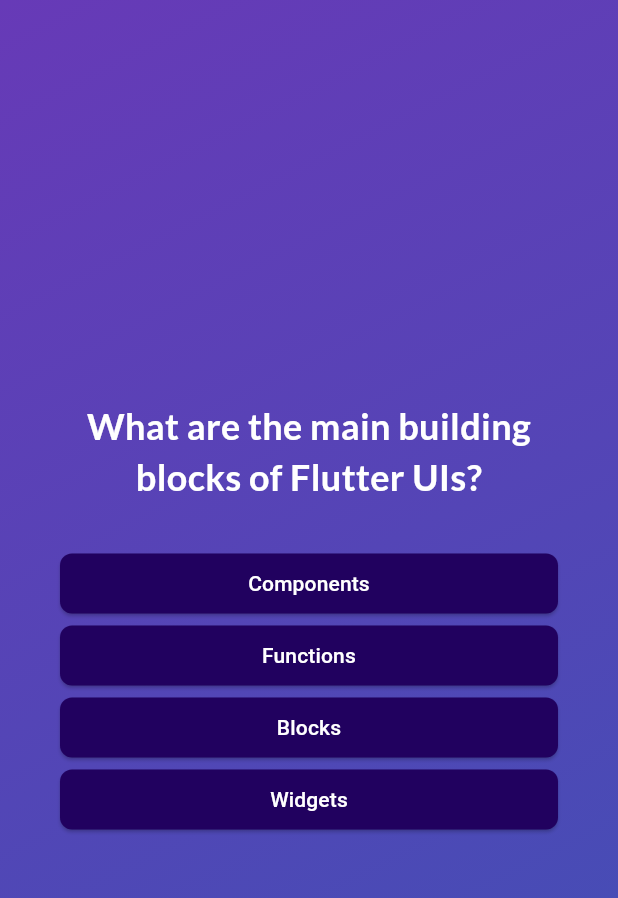
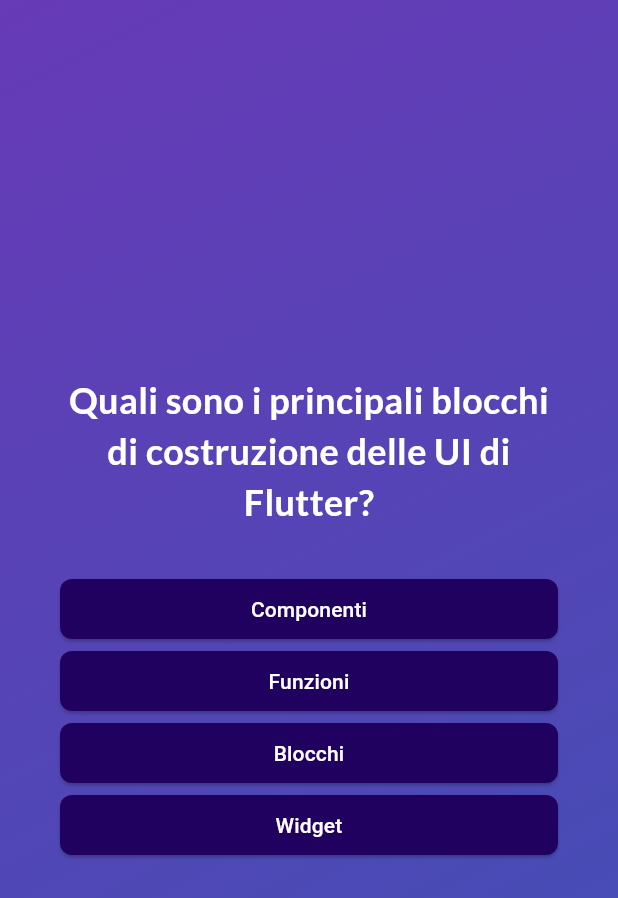
Before and after one commit to justoverclockl/flutter-quiz-app, a Flutter app: the screen it shows after launch, after a tap on "Start the quiz", on a phone screen of 412 x 824 dp. Shown: the top 898 px of the screen. Run offline on Flutter 3.47's test engine with Material 3 defaults, Android fonts, the phone set to English and light mode, and no system bars; our stand-ins replace google_fonts.

Commit message:
display total questions and correct questions

```diff
--- a/lib/data/questions.dart
+++ b/lib/data/questions.dart
@@ -2,54 +2,54 @@ import 'package:quiz_app/models/quiz_questions.dart';
 
 const questions = [
   QuizQuestion(
-    'What are the main building blocks of Flutter UIs?',
+    'Quali sono i principali blocchi di costruzione delle UI di Flutter?',
     [
-      'Widgets',
-      'Components',
-      'Blocks',
-      'Functions',
+      'Widget',
+      'Componenti',
+      'Blocchi',
+      'Funzioni',
     ],
   ),
-  QuizQuestion('How are Flutter UIs built?', [
-    'By combining widgets in code',
-    'By combining widgets in a visual editor',
-    'By defining widgets in config files',
-    'By using XCode for iOS and Android Studio for Android',
+  QuizQuestion('Come vengono costruite le UI di Flutter?', [
+    'Combinando widget nel codice',
+    'Combinando widget in un editor visuale',
+    'Definendo widget nei file di configurazione',
+    'Utilizzando XCode per iOS e Android Studio per Android',
   ]),
   QuizQuestion(
-    'What\'s the purpose of a StatefulWidget?',
+    'Qual è lo scopo di un StatefulWidget?',
     [
-      'Update UI as data changes',
-      'Update data as UI changes',
-      'Ignore data changes',
-      'Render UI that does not depend on data',
+      'Aggiornare la UI quando i dati cambiano',
+      'Aggiornare i dati quando la UI cambia',
+      'Ignorare i cambiamenti nei dati',
+      'Rendere la UI indipendente dai dati',
     ],
   ),
   QuizQuestion(
-    'Which widget should you try to use more often: StatelessWidget or StatefulWidget?',
+    'Quale widget dovresti cercare di utilizzare più spesso: StatelessWidget o StatefulWidget?',
     [
       'StatelessWidget',
       'StatefulWidget',
-      'Both are equally good',
-      'None of the above',
+      'Entrambi sono ugualmente buoni',
+      'Nessuna delle opzioni precedenti',
     ],
   ),
   QuizQuestion(
-    'What happens if you change data in a StatelessWidget?',
+    'Cosa succede se si modificano i dati in un StatelessWidget?',
     [
-      'The UI is not updated',
-      'The UI is updated',
-      'The closest StatefulWidget is updated',
-      'Any nested StatefulWidgets are updated',
+      'La UI non viene aggiornata',
+      'La UI viene aggiornata',
+      'Viene aggiornato il StatefulWidget più vicino',
+      'Vengono aggiornati gli StatefulWidget nidificati',
     ],
   ),
   QuizQuestion(
-    'How should you update data inside of StatefulWidgets?',
+    'Come dovresti aggiornare i dati all\'interno degli StatefulWidgets?',
     [
-      'By calling setState()',
-      'By calling updateData()',
-      'By calling updateUI()',
-      'By calling updateState()',
+      'Chiamando setState()',
+      'Chiamando updateData()',
+      'Chiamando updateUI()',
+      'Chiamando updateState()',
     ],
   ),
 ];
--- a/lib/questions_summary.dart
+++ b/lib/questions_summary.dart
@@ -16,7 +16,8 @@ class QuestionsSummary extends StatelessWidget {
           return Row(
             children: [
               Text(((item['question_idx'] as int) + 1).toString()),
-              Column(
+              Expanded(
+                child: Column(
                   children: [
                     Text((item['question'] as String)),
                     const SizedBox(
@@ -26,6 +27,7 @@ class QuestionsSummary extends StatelessWidget {
                     Text((item['correct_answer'] as String)),
                   ],
                 ),
+              ),
             ],
           );
         },
--- a/lib/result_screen.dart
+++ b/lib/result_screen.dart
@@ -27,6 +27,13 @@ class ResultsScreen extends StatelessWidget {
 
   @override
   Widget build(BuildContext context) {
+    // we do not call this function twice, simply store it in a variable and re-use it
+    final summaryData = getSummaryData();
+    final numTotalQuestion = questions.length;
+    final numCorrectQuestions = summaryData
+        .where((element) => element['user_answer'] == element['correct_answer'])
+        .length;
+
     return SizedBox(
       width: double.infinity,
       child: Container(
@@ -34,11 +41,12 @@ class ResultsScreen extends StatelessWidget {
         child: Column(
           mainAxisAlignment: MainAxisAlignment.center,
           children: [
-            const Text('You answered X out of Y questions correctly!'),
+            Text(
+                'You answered $numCorrectQuestions out of $numTotalQuestion questions correctly!'),
             const SizedBox(
               height: 30,
             ),
-            QuestionsSummary(getSummaryData()),
+            QuestionsSummary(summaryData),
             const SizedBox(
               height: 30,
             ),
```
Lines whose indentation alone changed are shown as unchanged.
